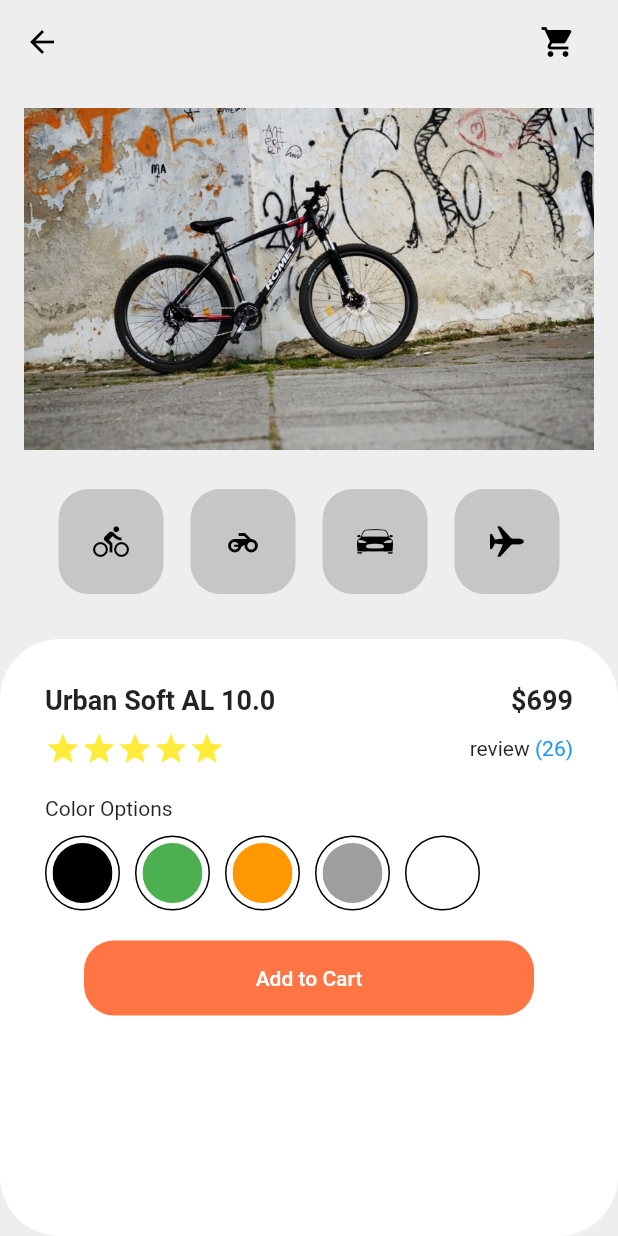
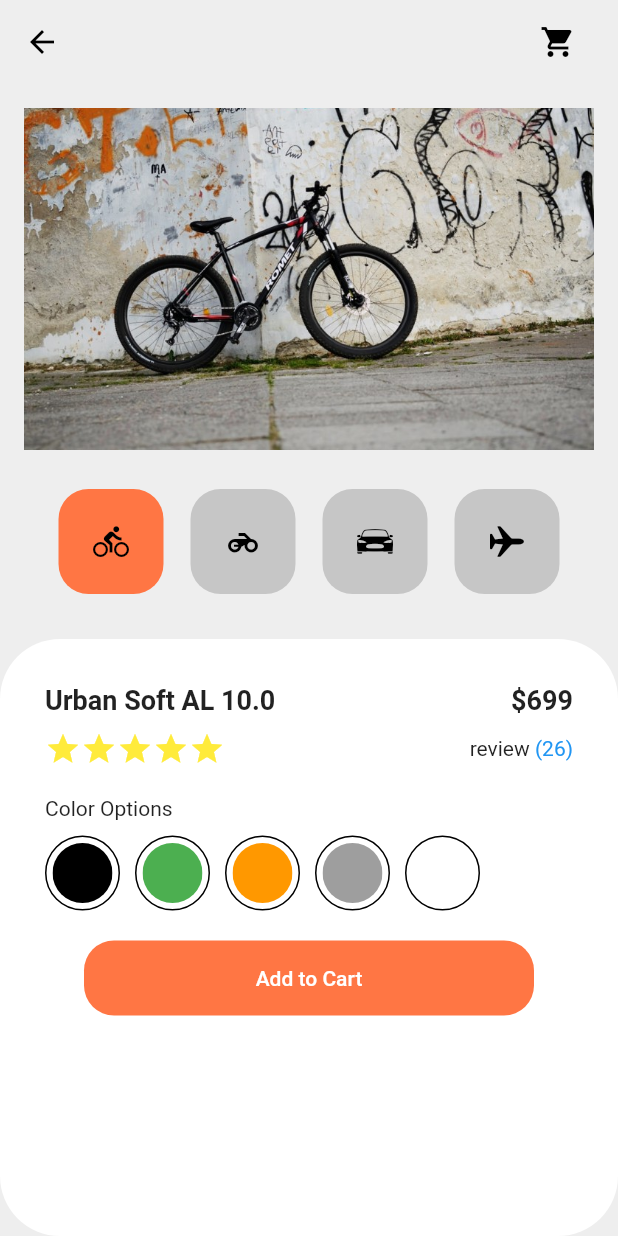
Before and after one commit to mugon-dev/flutter-shopping_cart_app, a Flutter app: the screen it shows after launch, on a phone screen of 412 x 824 dp. Run offline on Flutter 3.47's test engine with Material 2 defaults, Android fonts, the phone set to English and light mode, and no system bars.

Commit message:
add button click => change image

```diff
--- a/lib/components/product_icon.dart
+++ b/lib/components/product_icon.dart
@@ -3,10 +3,16 @@ import 'package:flutter/material.dart';
 import '../constants.dart';
 
 class ProductIcon extends StatelessWidget {
+  final int productNum;
+  final int selectedIconNum;
   final IconData mIcon;
+  final Function changeIcon;
 
   const ProductIcon(
-    this.mIcon, {
+    this.productNum,
+    this.selectedIconNum,
+    this.mIcon,
+    this.changeIcon, {
     Key? key,
   }) : super(key: key);
 
@@ -16,12 +22,12 @@ class ProductIcon extends StatelessWidget {
       width: 70,
       height: 70,
       decoration: BoxDecoration(
-        color: kSecondaryColor,
+        color: productNum == selectedIconNum ? kAccentColor : kSecondaryColor,
         borderRadius: BorderRadius.circular(20),
       ),
       child: IconButton(
         onPressed: () {
-          print("클릭됨");
+          changeIcon(productNum);
         },
         icon: Icon(
           mIcon,
--- a/lib/main.dart
+++ b/lib/main.dart
@@ -24,8 +24,21 @@ class MyApp extends StatelessWidget {
   }
 }
 
-class ShoppingCartPage extends StatelessWidget {
+class ShoppingCartPage extends StatefulWidget {
   const ShoppingCartPage({Key? key}) : super(key: key);
+
+  @override
+  _ShoppingCartPageState createState() => _ShoppingCartPageState();
+}
+
+class _ShoppingCartPageState extends State<ShoppingCartPage> {
+  int selectedIconNum = 0;
+  List<String> selectPic = [
+    "assets/p1.jpeg",
+    "assets/p2.jpeg",
+    "assets/p3.jpeg",
+    "assets/p4.jpeg",
+  ];
 
   @override
   Widget build(BuildContext context) {
@@ -153,10 +166,11 @@ class ShoppingCartPage extends StatelessWidget {
       child: Row(
         mainAxisAlignment: MainAxisAlignment.spaceAround,
         children: [
-          ProductIcon(Icons.directions_bike),
-          ProductIcon(Icons.motorcycle),
-          ProductIcon(CupertinoIcons.car_detailed),
-          ProductIcon(CupertinoIcons.airplane),
+          ProductIcon(0, selectedIconNum, Icons.directions_bike, changeIcon),
+          ProductIcon(1, selectedIconNum, Icons.motorcycle, changeIcon),
+          ProductIcon(
+              2, selectedIconNum, CupertinoIcons.car_detailed, changeIcon),
+          ProductIcon(3, selectedIconNum, CupertinoIcons.airplane, changeIcon),
         ],
       ),
     );
@@ -168,10 +182,16 @@ class ShoppingCartPage extends StatelessWidget {
       child: AspectRatio(
         aspectRatio: 5 / 3,
         child: Image.asset(
-          "assets/p1.jpeg",
+          selectPic[selectedIconNum],
           fit: BoxFit.cover,
         ),
       ),
     );
   }
+
+  void changeIcon(int num) {
+    setState(() {
+      selectedIconNum = num;
+    });
+  }
 }
```
